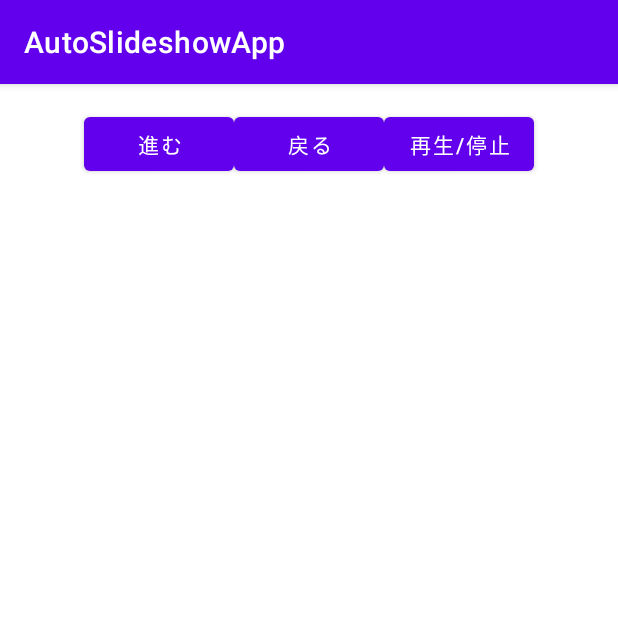
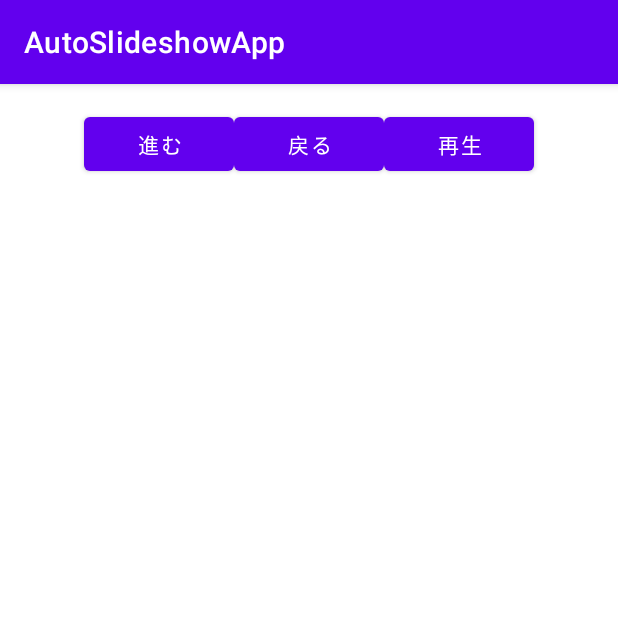
Before and after one commit to hiroto-ugajin/AutoSlideshowApp, an Android app: the screen it shows after launch (MainActivity), on a phone screen of 412 x 824 dp, the top half of it. Run offline under Robolectric (Android 15) with nearby library versions, the phone set to English and light mode, and no system bars.

Commit message:
5/21:パーミッション以外完成

```diff
--- a/app/src/main/java/jp/techacademy/hiroto/ugajin/autoslideshowapp/MainActivity.kt
+++ b/app/src/main/java/jp/techacademy/hiroto/ugajin/autoslideshowapp/MainActivity.kt
@@ -177,11 +177,17 @@ class MainActivity : AppCompatActivity(), View.OnClickListener {
 
     private fun startTimer() {
         isTimerRunning = true
+        binding.buttonSlideShow.text = "停止"
+        binding.buttonGo.isEnabled = false
+        binding.buttonBack.isEnabled = false
         handler.post(runnable)
     }
 
     private fun stopTimer() {
         isTimerRunning = false
+        binding.buttonSlideShow.text = "再生"
+        binding.buttonGo.isEnabled = true
+        binding.buttonBack.isEnabled = true
         handler.removeCallbacks(runnable)
     }
 
--- a/app/src/main/res/layout/activity_main.xml
+++ b/app/src/main/res/layout/activity_main.xml
@@ -50,7 +50,7 @@
         android:id="@+id/buttonSlideShow"
         android:layout_width="100dp"
         android:layout_height="wrap_content"
-        android:text="再生/停止" />
+        android:text="再生" />
     </LinearLayout>
 
     <ImageView
```
